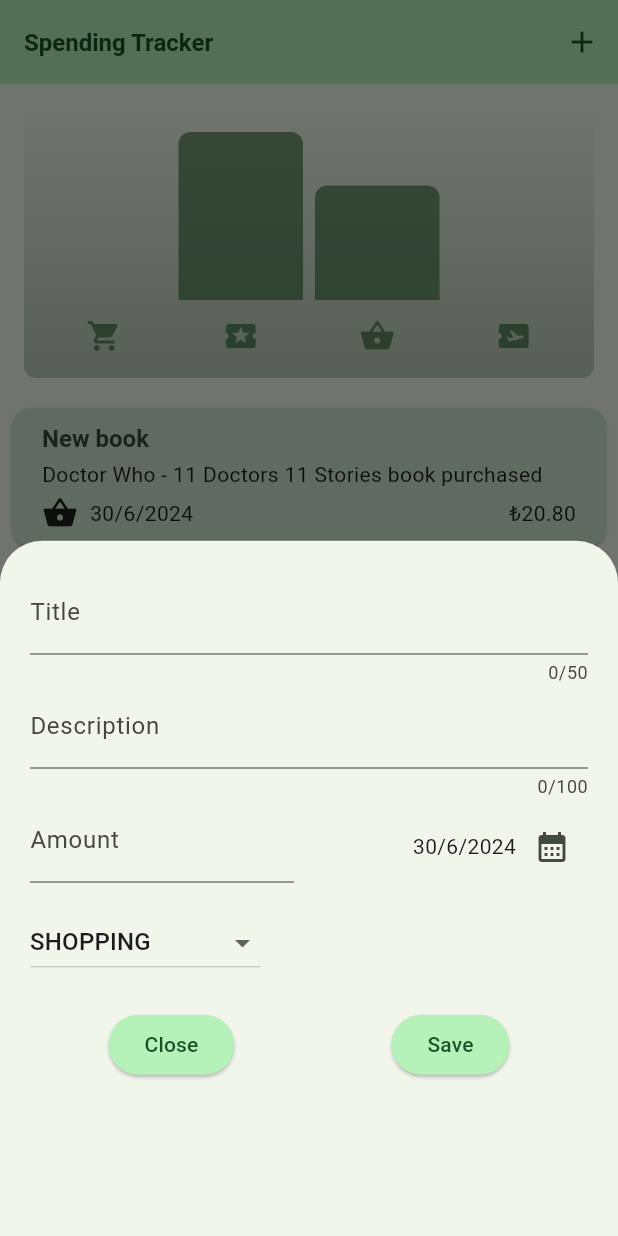
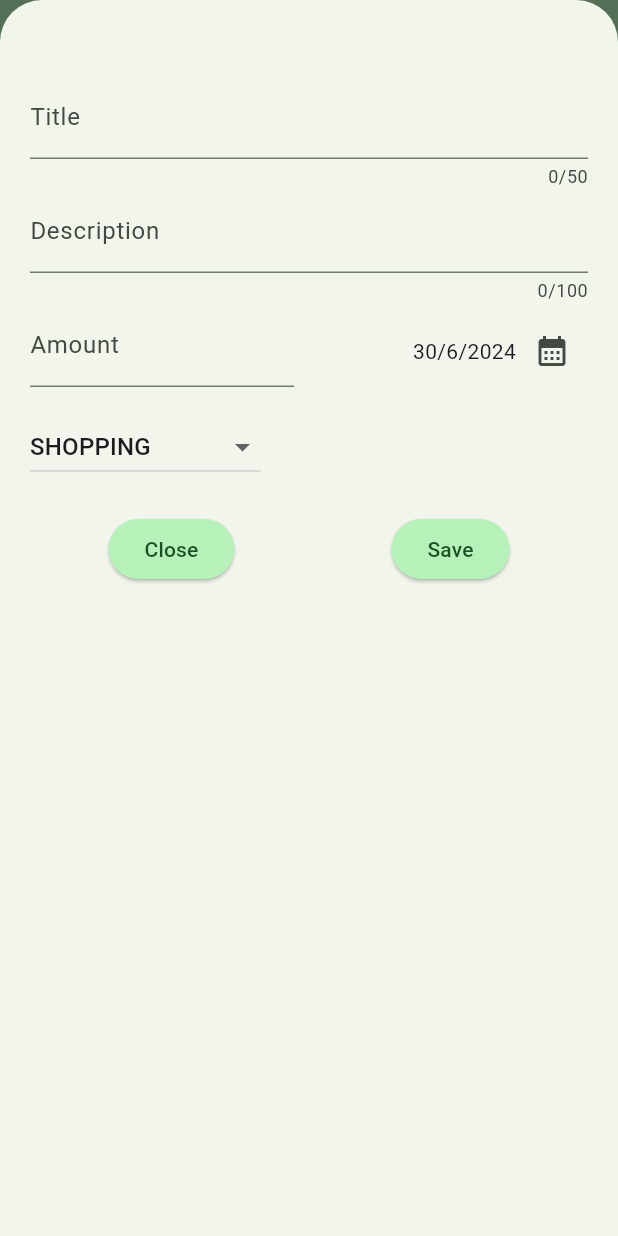
Before and after one commit to FatihYigit35/spending_tracker, a Flutter app: the screen it shows after launch, after a tap on the "add" icon, on a phone screen of 412 x 824 dp. Run offline on Flutter 3.47's test engine with Material 3 defaults, Android fonts, the phone set to English and light mode, and no system bars.

Commit message:
responsive design apply

```diff
--- a/lib/main.dart
+++ b/lib/main.dart
@@ -1,5 +1,5 @@
 import 'package:flutter/material.dart';
-import 'package:flutter/services.dart';
+//import 'package:flutter/services.dart';
 import 'package:spending_tracker/view/spendings_screen.dart';
 
 final kColorSheme = ColorScheme.fromSeed(
--- a/lib/view/new_spending.dart
+++ b/lib/view/new_spending.dart
@@ -116,10 +116,53 @@ class _NewSpendingState extends State<NewSpending> {
 
   @override
   Widget build(BuildContext context) {
-    return Padding(
-      padding: const EdgeInsets.all(20),
+    final keyboardSpace = MediaQuery.of(context).viewInsets.bottom;
+
+    return LayoutBuilder(
+      builder: (context, constraints) {
+        final screenWidth = constraints.maxWidth;
+
+        return SizedBox(
+          height: double.infinity,
+          child: SingleChildScrollView(
+            child: Padding(
+              padding: EdgeInsets.only(
+                left: 20,
+                bottom: keyboardSpace + 20,
+                right: 20,
+                top: 50,
+              ),
               child: Column(
                 children: [
+                  if (screenWidth >= 600)
+                    Row(
+                      children: [
+                        Expanded(
+                          child: TextField(
+                            controller: _titleController,
+                            maxLength: 50,
+                            decoration: const InputDecoration(
+                              label: Text('Title'),
+                            ),
+                            keyboardType: TextInputType.text,
+                          ),
+                        ),
+                        const SizedBox(
+                          width: 10,
+                        ),
+                        Expanded(
+                          child: TextField(
+                            controller: _descriptionController,
+                            maxLength: 100,
+                            decoration: const InputDecoration(
+                              label: Text('Description'),
+                            ),
+                            keyboardType: TextInputType.text,
+                          ),
+                        ),
+                      ],
+                    )
+                  else
                     TextField(
                       controller: _titleController,
                       maxLength: 50,
@@ -128,6 +171,7 @@ class _NewSpendingState extends State<NewSpending> {
                       ),
                       keyboardType: TextInputType.text,
                     ),
+                  if (screenWidth < 600)
                     TextField(
                       controller: _descriptionController,
                       maxLength: 100,
@@ -136,6 +180,69 @@ class _NewSpendingState extends State<NewSpending> {
                       ),
                       keyboardType: TextInputType.text,
                     ),
+                  if (screenWidth >= 600)
+                    Row(
+                      children: [
+                        Expanded(
+                          child: TextField(
+                            controller: _amountController,
+                            decoration: const InputDecoration(
+                              prefixText: '₺',
+                              label: Text('Amount'),
+                            ),
+                            keyboardType: TextInputType.number,
+                          ),
+                        ),
+                        const SizedBox(
+                          width: 40,
+                        ),
+                        Expanded(
+                          child: DropdownButton(
+                              value: _selectedCategory,
+                              items: Category.values
+                                  .map(
+                                    (category) => DropdownMenuItem(
+                                      value: category,
+                                      child: Text(
+                                        category.name.toUpperCase(),
+                                      ),
+                                    ),
+                                  )
+                                  .toList(),
+                              onChanged: (value) {
+                                if (value != null) {
+                                  setState(() {
+                                    _selectedCategory = value;
+                                  });
+                                }
+                              }),
+                        ),
+                        const SizedBox(
+                          width: 20,
+                        ),
+                        Expanded(
+                          child: Column(
+                            children: [
+                              const SizedBox(
+                                height: 8,
+                              ),
+                              Row(
+                                mainAxisAlignment: MainAxisAlignment.end,
+                                crossAxisAlignment: CrossAxisAlignment.center,
+                                children: [
+                                  Text(_selectedDate),
+                                  IconButton(
+                                    onPressed: _openDatePicker,
+                                    icon: const Icon(Icons.calendar_month),
+                                  )
+                                ],
+                              ),
+                            ],
+                          ),
+                        ),
+                      ],
+                    )
+                  else
                     Row(
                       children: [
                         Expanded(
@@ -176,6 +283,7 @@ class _NewSpendingState extends State<NewSpending> {
                   const SizedBox(
                     height: 16,
                   ),
+                  if (screenWidth < 600)
                     Row(
                       children: [
                         DropdownButton(
@@ -219,6 +327,10 @@ class _NewSpendingState extends State<NewSpending> {
                   )
                 ],
               ),
+            ),
+          ),
+        );
+      },
     );
   }
 }
--- a/lib/view/spendings_screen.dart
+++ b/lib/view/spendings_screen.dart
@@ -62,6 +62,8 @@ class _SpendingsScreenState extends State<SpendingsScreen> {
 
   void _openExpenseAddingScreen() {
     showModalBottomSheet(
+      useSafeArea: true,
+      isScrollControlled: true, //Allows it to cover the entire screen.
       context: context,
       builder: (context) => NewSpending(
         onAddSpending: _addSpending,
```
Lines whose indentation alone changed are shown as unchanged.
